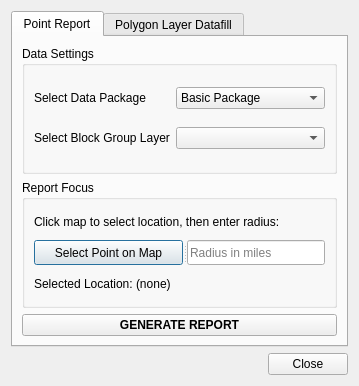
Before: the Qt Designer form demo_reports_dialog_base.ui in retailgravity/qgis-demographic-reports, drawn with Qt 5.
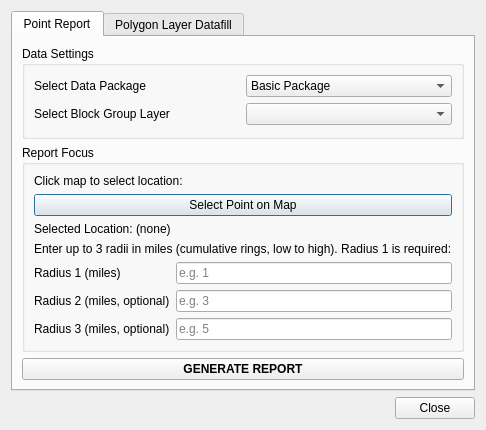
After: the same form once the commit is applied.

Commit message:
Add up-to-3-radii support to point reports
Extends the point report workflow to accept up to 3 cumulative radii
per point instead of a single radius. Each radius produces an
independent circular buffer aggregated through the existing
proportional-area pipeline, so larger radii already include everything
within smaller ones (no ring subtraction needed). PDF and in-app HTML
reports lay results out as one column per radius, side by side.

Single-radius usage keeps working unchanged; radii 2 and 3 are optional.

```diff
--- a/demo_reports_dialog_base.ui
+++ b/demo_reports_dialog_base.ui
@@ -78,25 +78,15 @@
           <item>
            <widget class="QLabel" name="label_3">
             <property name="text">
-             <string>Click map to select location, then enter radius:</string>
+             <string>Click map to select location:</string>
             </property>
            </widget>
           </item>
           <item>
-           <widget class="QSplitter" name="splitter">
-            <property name="orientation">
-             <enum>Qt::Horizontal</enum>
+           <widget class="QPushButton" name="selectPointButton">
+            <property name="text">
+             <string>Select Point on Map</string>
             </property>
-            <widget class="QPushButton" name="selectPointButton">
-             <property name="text">
-              <string>Select Point on Map</string>
-             </property>
-            </widget>
-            <widget class="QLineEdit" name="radiusLineEdit">
-             <property name="placeholderText">
-              <string>Radius in miles</string>
-             </property>
-            </widget>
            </widget>
           </item>
           <item>
@@ -106,6 +96,59 @@
             </property>
            </widget>
           </item>
+          <item>
+           <widget class="QLabel" name="radiiLabel">
+            <property name="text">
+             <string>Enter up to 3 radii in miles (cumulative rings, low to high). Radius 1 is required:</string>
+            </property>
+           </widget>
+          </item>
+          <item>
+           <layout class="QGridLayout" name="radiusGridLayout">
+            <item row="0" column="0">
+             <widget class="QLabel" name="radius1Label">
+              <property name="text">
+               <string>Radius 1 (miles)</string>
+              </property>
+             </widget>
+            </item>
+            <item row="0" column="1">
+             <widget class="QLineEdit" name="radiusLineEdit">
+              <property name="placeholderText">
+               <string>e.g. 1</string>
+              </property>
+             </widget>
+            </item>
+            <item row="1" column="0">
+             <widget class="QLabel" name="radius2Label">
+              <property name="text">
+               <string>Radius 2 (miles, optional)</string>
+              </property>
+             </widget>
+            </item>
+            <item row="1" column="1">
+             <widget class="QLineEdit" name="radius2LineEdit">
+              <property name="placeholderText">
+               <string>e.g. 3</string>
+              </property>
+             </widget>
+            </item>
+            <item row="2" column="0">
+             <widget class="QLabel" name="radius3Label">
+              <property name="text">
+               <string>Radius 3 (miles, optional)</string>
+              </property>
+             </widget>
+            </item>
+            <item row="2" column="1">
+             <widget class="QLineEdit" name="radius3LineEdit">
+              <property name="placeholderText">
+               <string>e.g. 5</string>
+              </property>
+             </widget>
+            </item>
+           </layout>
+          </item>
          </layout>
         </widget>
        </item>
```
The commit also changes 4 other files.
